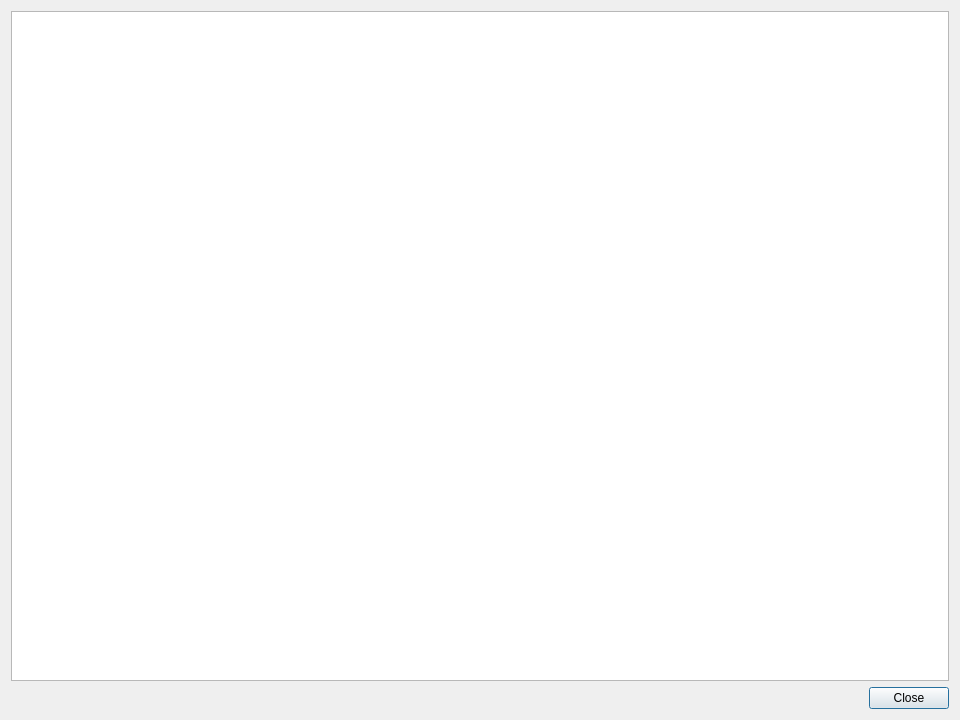
The window that WebsiteEmpire/gui/dialogs/DialogPreviewPage.ui (icingerpower/WebsiteEmpire2) describes before a commit, drawn with Qt 5.
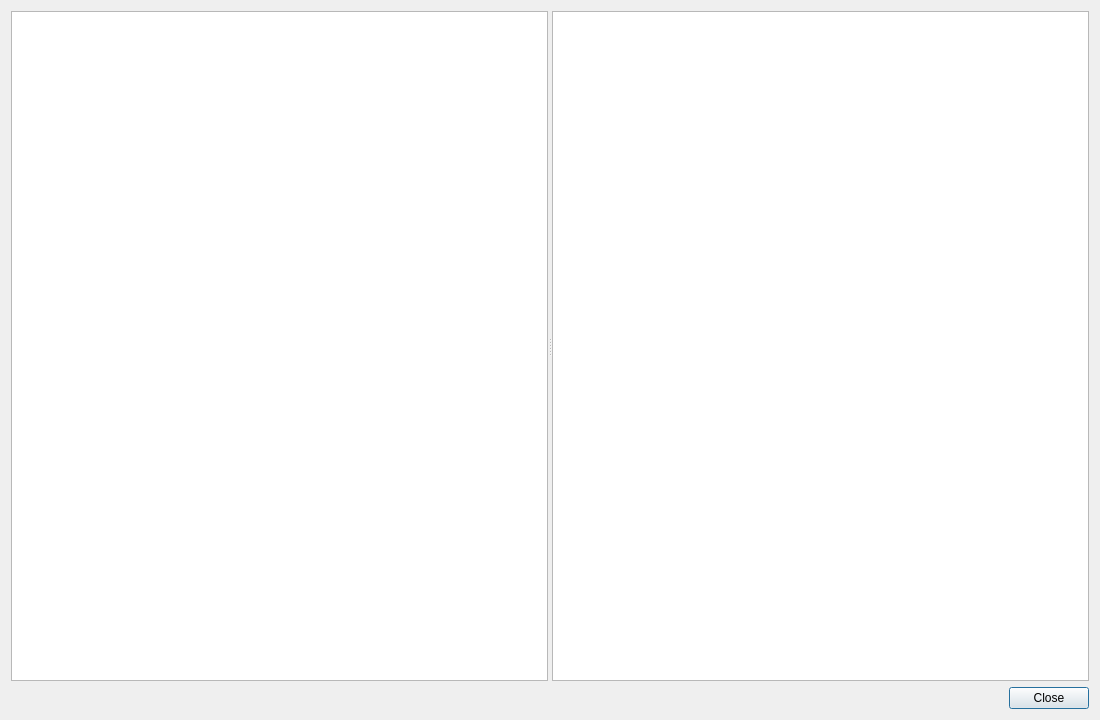
The same window after the commit.

Commit message: Continue page creation / editing with AI assistance and improved visualasation.

Patch:
```diff
--- a/WebsiteEmpire/gui/dialogs/DialogPreviewPage.ui
+++ b/WebsiteEmpire/gui/dialogs/DialogPreviewPage.ui
@@ -6,7 +6,7 @@
    <rect>
     <x>0</x>
     <y>0</y>
-    <width>960</width>
+    <width>1100</width>
     <height>720</height>
    </rect>
   </property>
@@ -15,10 +15,20 @@
   </property>
   <layout class="QVBoxLayout" name="verticalLayout">
    <item>
+    <widget class="QSplitter" name="splitter">
+     <property name="orientation">
+      <enum>Qt::Orientation::Horizontal</enum>
+     </property>
+     <widget class="QListWidget" name="listLanguages">
+      <property name="minimumWidth">
+       <number>80</number>
+      </property>
+     </widget>
     <widget class="QTextBrowser" name="textBrowser">
      <property name="openExternalLinks">
       <bool>true</bool>
      </property>
+     </widget>
     </widget>
    </item>
    <item>
```
Lines whose indentation alone changed are shown as unchanged. The commit also changes 47 other files.
